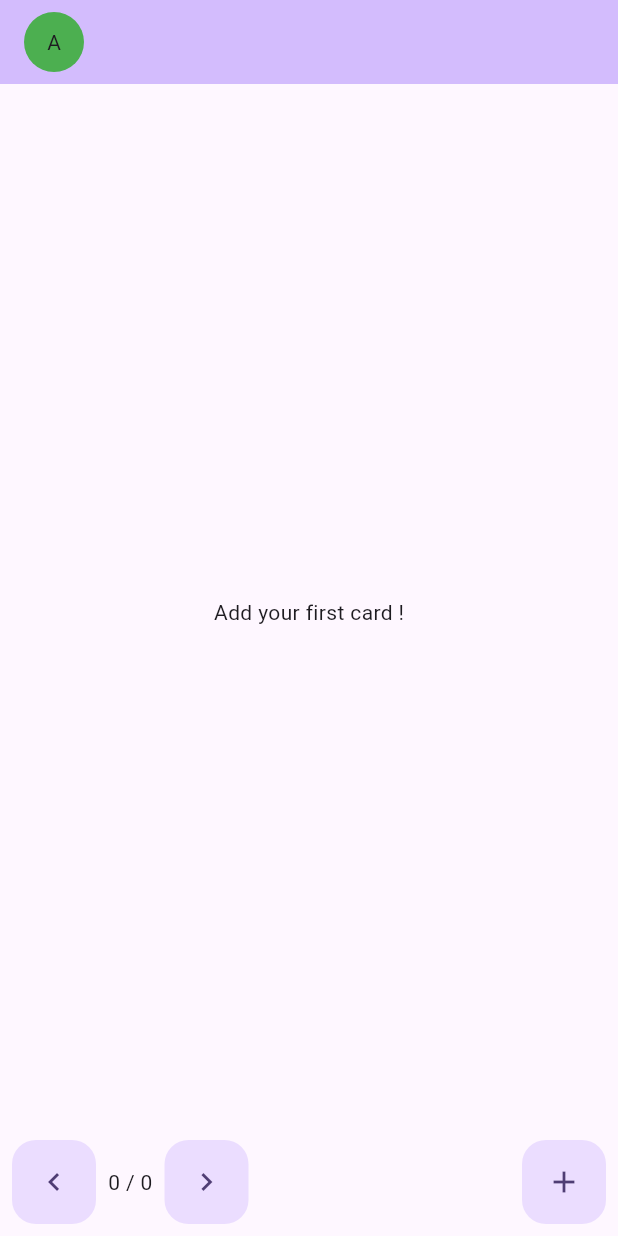
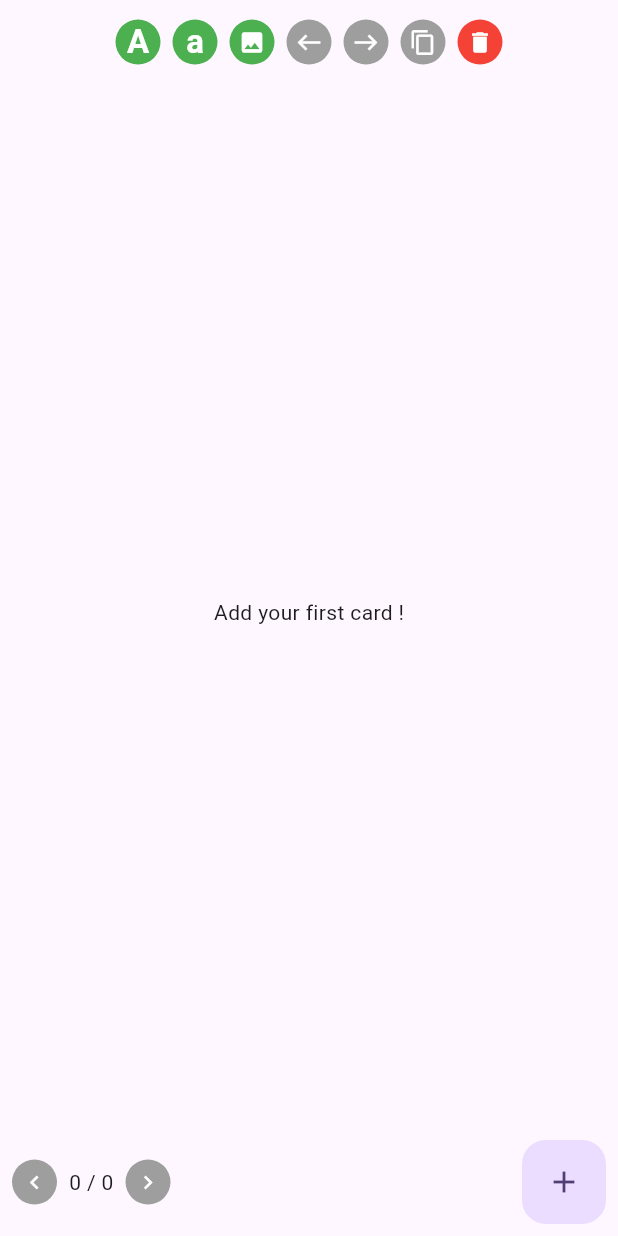
Before and after one commit to rajarshi-ch/skill_swipe, a Flutter app: the screen it shows after launch, on a phone screen of 412 x 824 dp. Run offline on Flutter 3.47's test engine with Material 2 defaults, Android fonts, the phone set to English and light mode, and no system bars; our stand-ins replace equatable, flutter_bloc; missing offline and left inert: flutter_quill.

Commit message:
feat : Action buttons

```diff
--- /dev/null
+++ b/lib/ui/screens/home/components/circular_button.dart
@@ -0,0 +1,38 @@
+import 'package:flutter/material.dart';
+
+class CircularButton extends StatelessWidget {
+  final Color backgroundColor;
+  final IconData icon;
+  final VoidCallback? onTap;
+  final Widget? altIcon;
+  final bool isActive;
+  CircularButton(
+      {required this.backgroundColor,
+      required this.icon,
+      this.onTap,
+      this.altIcon,
+      this.isActive = true});
+
+  @override
+  Widget build(BuildContext context) {
+    return GestureDetector(
+      onTap: onTap,
+      child: Container(
+        width: 30,
+        height: 30,
+        decoration: BoxDecoration(
+          color: isActive ? backgroundColor : Colors.grey,
+          shape: BoxShape.circle,
+        ),
+        child: Center(
+          child: altIcon ??
+              Icon(
+                icon,
+                color: Colors.white,
+                size: 18,
+              ),
+        ),
+      ),
+    );
+  }
+}
--- a/lib/ui/screens/home/components/skill_card.dart
+++ b/lib/ui/screens/home/components/skill_card.dart
@@ -46,6 +46,7 @@ class _SkillCardState extends State<SkillCard> {
     return Expanded(
       child: Container(
         margin: const EdgeInsets.all(8),
+        clipBehavior: Clip.hardEdge,
         decoration: BoxDecoration(
           gradient: const LinearGradient(
             colors: [
--- a/lib/ui/screens/home/homePage.dart
+++ b/lib/ui/screens/home/homePage.dart
@@ -1,6 +1,7 @@
 import 'package:flutter/material.dart';
 import 'package:flutter_bloc/flutter_bloc.dart';
 import 'package:skill_swipe/bloc/cards/cards_cubit.dart';
+import 'package:skill_swipe/ui/screens/home/components/circular_button.dart';
 import 'package:skill_swipe/ui/screens/home/components/skill_card.dart';
 import 'package:skill_swipe/ui/widgets/card_option_button.dart';
 
@@ -38,13 +39,63 @@ class _MyHomePageState extends State<MyHomePage> {
         final bloc = BlocProvider.of<CardsCubit>(context);
         return Scaffold(
           appBar: AppBar(
-            backgroundColor: Theme.of(context).colorScheme.inversePrimary,
-            title: Row(children: [
-              CircleAvatar(
-                backgroundColor: Colors.green,
-                child: IconButton(onPressed: () {}, icon: Text("A")),
-              )
-            ]),
+            backgroundColor: Theme.of(context).colorScheme.surface,
+            title: Row(
+              mainAxisAlignment: MainAxisAlignment.center,
+              children: <Widget>[
+                CircularButton(
+                  backgroundColor: Colors.green,
+                  icon: Icons.image,
+                  altIcon: Text(
+                    "A",
+                    style: TextStyle(
+                        fontWeight: FontWeight.bold, color: Colors.white),
+                  ),
+                  isActive: true,
+                ),
+                SizedBox(width: 8),
+                CircularButton(
+                  backgroundColor: Colors.green,
+                  icon: Icons.image,
+                  isActive: true,
+                  altIcon: Text(
+                    "a",
+                    style: TextStyle(
+                        fontWeight: FontWeight.bold, color: Colors.white),
+                  ),
+                ),
+                SizedBox(width: 8),
+                CircularButton(
+                  backgroundColor: Colors.green,
+                  icon: Icons.image,
+                  isActive: true,
+                ),
+                SizedBox(width: 8),
+                CircularButton(
+                  backgroundColor: Colors.grey,
+                  icon: Icons.west,
+                  isActive: true,
+                ),
+                SizedBox(width: 8),
+                CircularButton(
+                  backgroundColor: Colors.grey,
+                  icon: Icons.east,
+                  isActive: true,
+                ),
+                SizedBox(width: 8),
+                CircularButton(
+                  backgroundColor: Colors.grey,
+                  icon: Icons.copy,
+                  isActive: true,
+                ),
+                SizedBox(width: 8), // Add spacing between buttons
+                CircularButton(
+                  backgroundColor: Colors.red,
+                  icon: Icons.delete,
+                  isActive: true,
+                ),
+              ],
+            ),
             centerTitle: true,
           ),
           resizeToAvoidBottomInset: false,
@@ -62,14 +113,21 @@ class _MyHomePageState extends State<MyHomePage> {
                 child: Row(
                   mainAxisSize: MainAxisSize.max,
                   children: [
-                    FloatingActionButton(
-                      onPressed: () {
+                    // FloatingActionButton(
+                    //   onPressed: () {
+                    //     bloc.previousCard();
+                    //   },
+                    //   hoverElevation: 0,
+                    //   elevation: 0,
+                    //   tooltip: 'Previous Card',
+                    //   child: const Icon(Icons.chevron_left),
+                    // ),
+                    CircularButton(
+                      backgroundColor: Colors.grey,
+                      icon: Icons.chevron_left,
+                      onTap: () {
                         bloc.previousCard();
                       },
-                      hoverElevation: 0,
-                      elevation: 0,
-                      tooltip: 'Previous Card',
-                      child: const Icon(Icons.chevron_left),
                     ),
                     Padding(
                       padding: const EdgeInsets.all(8),
@@ -77,15 +135,22 @@ class _MyHomePageState extends State<MyHomePage> {
                         "${state.cards.isEmpty ? 0 : state.currentIndex + 1} / ${state.cards.length}",
                       ),
                     ),
-                    FloatingActionButton(
-                      onPressed: () {
+                    CircularButton(
+                      backgroundColor: Colors.grey,
+                      icon: Icons.chevron_right,
+                      onTap: () {
                         bloc.nextCard();
                       },
-                      hoverElevation: 0,
-                      elevation: 0,
-                      tooltip: 'Next Card',
-                      child: const Icon(Icons.chevron_right),
                     ),
+                    // FloatingActionButton(
+                    //   onPressed: () {
+                    //     bloc.nextCard();
+                    //   },
+                    //   hoverElevation: 0,
+                    //   elevation: 0,
+                    //   tooltip: 'Next Card',
+                    //   child: const Icon(Icons.chevron_right),
+                    // ),
                     Spacer(),
                     FloatingActionButton(
                       onPressed: () {
```
